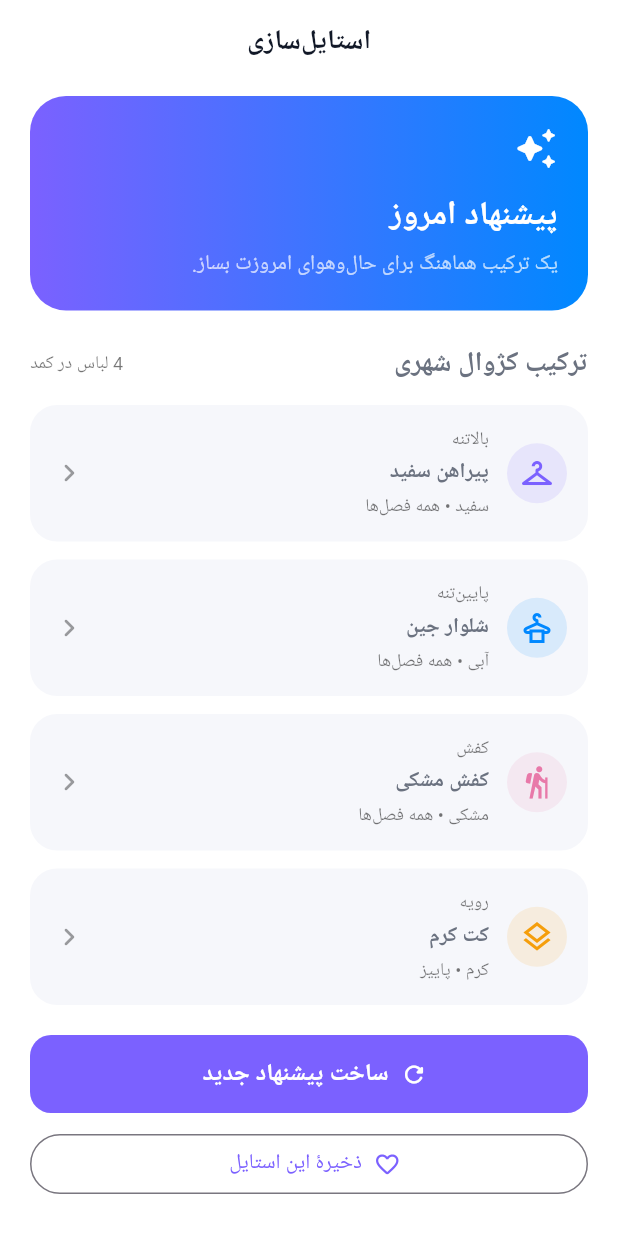
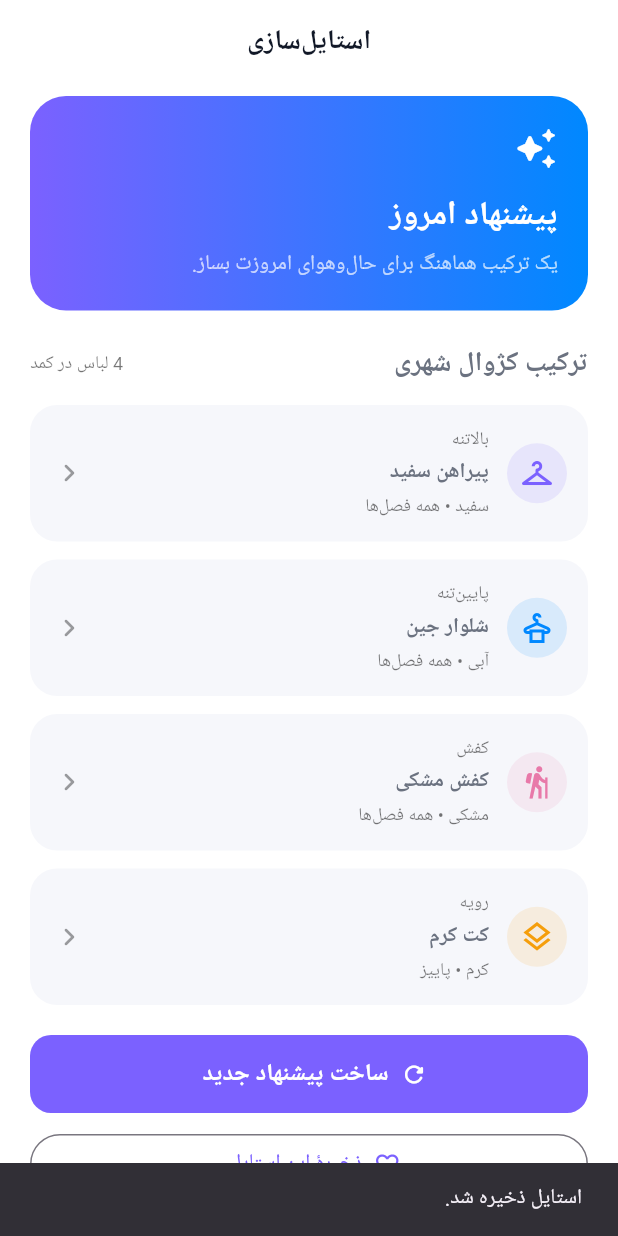
Before and after one commit to NNSCO2018/komod-, a Flutter app: the OutfitSuggestionScreen screen opened by its route, after a tap on "ذخیرهٔ این استایل", on a phone screen of 412 x 824 dp. Run offline on Flutter 3.47's test engine with Material 3 defaults, Android fonts, the light colour scheme and no system bars; our stand-ins replace dio, flutter_riverpod, go_router, google_fonts, image_picker, shared_preferences; missing offline and left inert: persian_datetime_picker; accounts and stored records are empty; Roboto replaces fonts that are missing (Vazirmatn); statements that could not run were skipped.

Commit message:
Save and manage outfit suggestions

```diff
--- a/lib/core/router/app_router.dart
+++ b/lib/core/router/app_router.dart
@@ -10,6 +10,7 @@ import '../../features/closet/closet_screen.dart';
 import '../../features/closet/models/clothing_item.dart';
 import '../../features/closet/add_clothing_screen.dart';
 import '../../features/suggestion/outfit_suggestion_screen.dart';
+import '../../features/suggestion/saved_outfits_screen.dart';
 import '../../features/calendar/calendar_screen.dart';
 import '../../features/calendar/add_event_screen.dart';
 import '../../features/settings/settings_screen.dart';
@@ -33,6 +34,7 @@ final GoRouter appRouter = GoRouter(
       builder: (context, state) => AddClothingScreen(item: state.extra as ClothingItem?),
     ),
     GoRoute(path: '/suggestion', builder: (context, state) => const OutfitSuggestionScreen()),
+    GoRoute(path: '/saved-outfits', builder: (context, state) => const SavedOutfitsScreen()),
     GoRoute(path: '/calendar', builder: (context, state) => const CalendarScreen()),
     GoRoute(path: '/calendar/add', builder: (context, state) => const AddEventScreen()),
     GoRoute(path: '/settings', builder: (context, state) => const SettingsScreen()),
--- a/lib/features/settings/settings_screen.dart
+++ b/lib/features/settings/settings_screen.dart
@@ -5,6 +5,7 @@ import '../../core/profile_provider.dart';
 import '../../core/theme_mode_provider.dart';
 import '../calendar/providers/calendar_provider.dart';
 import '../closet/providers/closet_provider.dart';
+import '../suggestion/saved_outfits_provider.dart';
 
 class SettingsScreen extends ConsumerWidget {
   const SettingsScreen({super.key});
@@ -53,6 +54,7 @@ class SettingsScreen extends ConsumerWidget {
     final profile = ref.watch(profileProvider);
     final clothingCount = ref.watch(closetProvider).length;
     final eventCount = ref.watch(calendarProvider).length;
+    final savedOutfitsCount = ref.watch(savedOutfitsProvider).length;
     final themeMode = ref.watch(themeModeProvider);
     final primary = Theme.of(context).colorScheme.primary;
     return Scaffold(
@@ -78,7 +80,7 @@ class SettingsScreen extends ConsumerWidget {
                   mainAxisAlignment: MainAxisAlignment.spaceEvenly,
                   children: [
                     _ProfileStat(value: _toPersianNumber(clothingCount == 0 ? 6 : clothingCount), label: 'لباس'),
-                    const _ProfileStat(value: '۱', label: 'استایل'),
+                    _ProfileStat(value: _toPersianNumber(savedOutfitsCount), label: 'استایل'),
                     _ProfileStat(value: _toPersianNumber(eventCount == 0 ? 3 : eventCount), label: 'رویداد'),
                   ],
                 ),
@@ -89,6 +91,12 @@ class SettingsScreen extends ConsumerWidget {
           const Text('تنظیمات حساب', style: TextStyle(fontSize: 17, fontWeight: FontWeight.w800)),
           const SizedBox(height: 10),
           _SettingTile(icon: Icons.person_outline, title: 'اطلاعات شخصی', subtitle: 'نام، جنسیت و سبک مورد علاقه', onTap: () => context.push('/profile/setup')),
+          _SettingTile(
+            icon: Icons.favorite_border_rounded,
+            title: 'استایل‌های ذخیره‌شده',
+            subtitle: '${_toPersianNumber(savedOutfitsCount)} استایل ذخیره شده',
+            onTap: () => context.push('/saved-outfits'),
+          ),
           _SettingTile(icon: Icons.notifications_none_rounded, title: 'اعلان‌ها', subtitle: 'یادآوری رویدادها و پیشنهادها', onTap: () {}),
           _SettingTile(
             icon: Icons.palette_outlined,
--- a/lib/features/suggestion/outfit_suggestion_screen.dart
+++ b/lib/features/suggestion/outfit_suggestion_screen.dart
@@ -3,6 +3,7 @@ import 'package:flutter/material.dart';
 import 'package:flutter_riverpod/flutter_riverpod.dart';
 import '../closet/models/clothing_item.dart';
 import '../closet/providers/closet_provider.dart';
+import 'saved_outfits_provider.dart';
 
 const _topCategories = ['تیشرت', 'پیراهن'];
 const _bottomCategories = ['شلوار'];
@@ -67,6 +68,19 @@ class _OutfitSuggestionScreenState extends ConsumerState<OutfitSuggestionScreen>
     );
   }
 
+  void _saveOutfit(ClothingItem? top, ClothingItem? bottom, ClothingItem? shoes, ClothingItem? outer) {
+    final items = [top, bottom, shoes, outer].whereType<ClothingItem>().map((item) => item.name).toList();
+    ref.read(savedOutfitsProvider.notifier).add(
+          SavedOutfit(
+            id: DateTime.now().millisecondsSinceEpoch.toString(),
+            title: 'کژوال شهری',
+            items: items,
+            createdAt: DateTime.now(),
+          ),
+        );
+    ScaffoldMessenger.of(context).showSnackBar(const SnackBar(content: Text('استایل ذخیره شد.')));
+  }
+
   @override
   Widget build(BuildContext context) {
     final items = ref.watch(closetProvider);
@@ -119,7 +133,7 @@ class _OutfitSuggestionScreenState extends ConsumerState<OutfitSuggestionScreen>
           ),
           const SizedBox(height: 10),
           OutlinedButton.icon(
-            onPressed: () {},
+            onPressed: () => _saveOutfit(top, bottom, shoes, outer),
             icon: const Icon(Icons.favorite_border_rounded),
             label: const Text('ذخیرهٔ این استایل'),
           ),
--- /dev/null
+++ b/lib/features/suggestion/saved_outfits_provider.dart
@@ -0,0 +1,58 @@
+import 'dart:convert';
+import 'package:flutter_riverpod/flutter_riverpod.dart';
+import 'package:shared_preferences/shared_preferences.dart';
+
+class SavedOutfit {
+  const SavedOutfit({required this.id, required this.title, required this.items, required this.createdAt});
+
+  final String id;
+  final String title;
+  final List<String> items;
+  final DateTime createdAt;
+
+  Map<String, dynamic> toJson() => {
+        'id': id,
+        'title': title,
+        'items': items,
+        'createdAt': createdAt.toIso8601String(),
+      };
+
+  factory SavedOutfit.fromJson(Map<String, dynamic> json) => SavedOutfit(
+        id: json['id'] as String,
+        title: json['title'] as String,
+        items: (json['items'] as List<dynamic>).cast<String>(),
+        createdAt: DateTime.parse(json['createdAt'] as String),
+      );
+}
+
+class SavedOutfitsNotifier extends Notifier<List<SavedOutfit>> {
+  @override
+  List<SavedOutfit> build() {
+    _load();
+    return [];
+  }
+
+  Future<void> _load() async {
+    final preferences = await SharedPreferences.getInstance();
+    state = (preferences.getStringList('saved_outfits') ?? [])
+        .map((item) => SavedOutfit.fromJson(jsonDecode(item) as Map<String, dynamic>))
+        .toList();
+  }
+
+  Future<void> _persist() async {
+    final preferences = await SharedPreferences.getInstance();
+    await preferences.setStringList('saved_outfits', state.map((outfit) => jsonEncode(outfit.toJson())).toList());
+  }
+
+  void add(SavedOutfit outfit) {
+    state = [outfit, ...state];
+    _persist();
+  }
+
+  void remove(String id) {
+    state = state.where((outfit) => outfit.id != id).toList();
+    _persist();
+  }
+}
+
+final savedOutfitsProvider = NotifierProvider<SavedOutfitsNotifier, List<SavedOutfit>>(SavedOutfitsNotifier.new);
```
Also changed, not shown: lib/features/suggestion/saved_outfits_screen.dart (added, +41 -0 lines).
